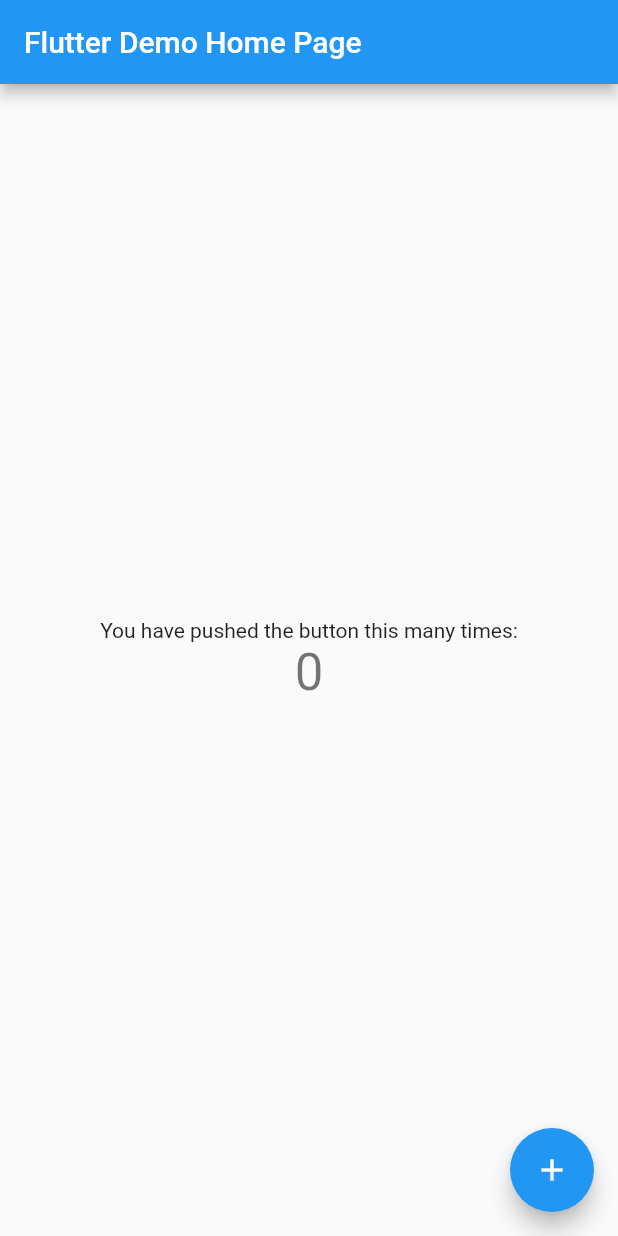
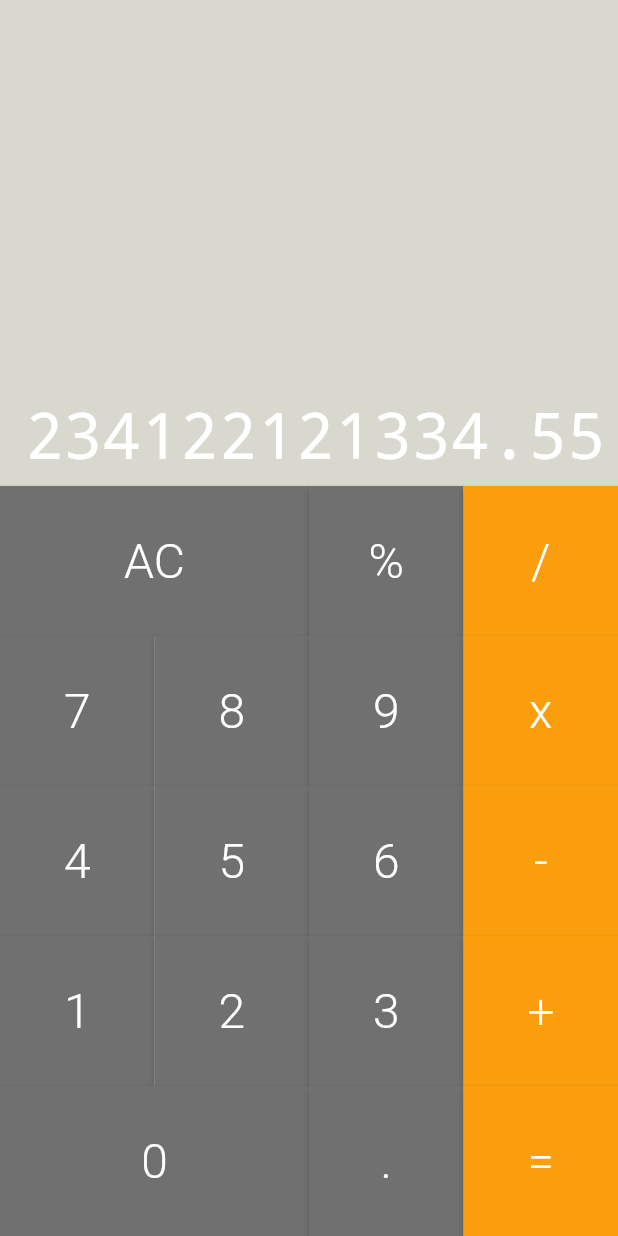
Before and after one commit to EugenioCarvalhoo/calculator-flutter, a Flutter app: the screen it shows after launch, on a phone screen of 412 x 824 dp. Run offline on Flutter 3.47's test engine with Material 2 defaults, Android fonts, the phone set to English and light mode, and no system bars; drawn by our look-alikes of auto_size_text.

Commit message:
feat: creating layout components and structure

```diff
--- /dev/null
+++ b/lib/components/button.dart
@@ -0,0 +1,50 @@
+import 'package:flutter/material.dart';
+
+class Button extends StatelessWidget {
+  static const DARK = Color.fromRGBO(82, 82, 82, 1);
+  static const DEFAULT = Color.fromRGBO(112, 112, 112, 1);
+  static const OPERATION = Color.fromRGBO(250, 158, 13, 1);
+  final String text;
+  final bool big;
+  final Color color;
+
+  Button({
+    required this.text,
+    this.big = false,
+    this.color = DEFAULT,
+  });
+
+  Button.big({
+    required this.text,
+    this.big = true,
+    this.color = DEFAULT,
+  });
+
+  Button.opration({
+    required this.text,
+    this.big = false,
+    this.color = OPERATION,
+  });
+
+  @override
+  Widget build(BuildContext context) {
+    return Expanded(
+      flex: big ? 2 : 1,
+      child: ElevatedButton(
+        style: ElevatedButton.styleFrom(
+            primary: color,
+            shape: RoundedRectangleBorder(
+                borderRadius: BorderRadius.all(Radius.zero))),
+        onPressed: () {},
+        child: Text(
+          text,
+          style: TextStyle(
+            color: Colors.white,
+            fontSize: 32,
+            fontWeight: FontWeight.w300,
+          ),
+        ),
+      ),
+    );
+  }
+}
--- /dev/null
+++ b/lib/components/button_row.dart
@@ -0,0 +1,19 @@
+import 'package:calculator/components/button.dart';
+import 'package:flutter/material.dart';
+
+class ButtonRow extends StatelessWidget {
+  final List<Button> buttons;
+
+  ButtonRow(this.buttons);
+
+  @override
+  Widget build(BuildContext context) {
+    return Expanded(
+      flex: 1,
+      child: Row(
+        crossAxisAlignment: CrossAxisAlignment.stretch,
+        children: buttons,
+      ),
+    );
+  }
+}
--- /dev/null
+++ b/lib/components/display.dart
@@ -0,0 +1,40 @@
+import 'package:flutter/cupertino.dart';
+import 'package:flutter/material.dart';
+import 'package:auto_size_text/auto_size_text.dart';
+
+class Display extends StatelessWidget {
+  final String text;
+
+  Display(this.text);
+  @override
+  Widget build(BuildContext context) {
+    return Expanded(
+      flex: 1,
+      child: Container(
+        color: Color.fromARGB(48, 48, 48, 1),
+        child: Column(
+          mainAxisAlignment: MainAxisAlignment.end,
+          crossAxisAlignment: CrossAxisAlignment.stretch,
+          children: <Widget>[
+            Padding(
+              padding: const EdgeInsets.all(8.0),
+              child: AutoSizeText(
+                text,
+                minFontSize: 20,
+                maxFontSize: 80,
+                maxLines: 1,
+                textAlign: TextAlign.end,
+                style: TextStyle(
+                  decoration: TextDecoration.none,
+                  fontSize: 80,
+                  color: Colors.white,
+                  fontWeight: FontWeight.w200,
+                ),
+              ),
+            ),
+          ],
+        ),
+      ),
+    );
+  }
+}
--- /dev/null
+++ b/lib/components/keyboard.dart
@@ -0,0 +1,46 @@
+import 'package:flutter/material.dart';
+import 'button_row.dart';
+import 'button.dart';
+
+class Keyboard extends StatelessWidget {
+  @override
+  Widget build(BuildContext context) {
+    return Container(
+      height: 500,
+      child: Column(
+        children: <Widget>[
+          ButtonRow([
+            Button.big(text: 'AC', big: true),
+            Button(text: '%'),
+            Button.opration(text: '/'),
+          ]),
+          ButtonRow([
+            Button(text: '7'),
+            Button(text: '8'),
+            Button(text: '9'),
+            Button.opration(text: 'x'),
+          ]),
+          ButtonRow([
+            Button(text: '4'),
+            Button(text: '5'),
+            Button(text: '6'),
+            Button.opration(text: '-'),
+          ]),
+          ButtonRow([
+            Button(text: '1'),
+            Button(text: '2'),
+            Button(text: '3'),
+            Button.opration(text: '+'),
+          ]),
+          ButtonRow([
+            Button.big(
+              text: '0',
+            ),
+            Button(text: '.'),
+            Button.opration(text: '='),
+          ]),
+        ],
+      ),
+    );
+  }
+}
--- a/lib/main.dart
+++ b/lib/main.dart
@@ -1,115 +1,4 @@
 import 'package:flutter/material.dart';
+import 'screens/calculator.dart';
 
-void main() {
-  runApp(const MyApp());
-}
-
-class MyApp extends StatelessWidget {
-  const MyApp({Key? key}) : super(key: key);
-
-  // This widget is the root of your application.
-  @override
-  Widget build(BuildContext context) {
-    return MaterialApp(
-      title: 'Flutter Demo',
-      theme: ThemeData(
-        // This is the theme of your application.
-        //
-        // Try running your application with "flutter run". You'll see the
-        // application has a blue toolbar. Then, without quitting the app, try
-        // changing the primarySwatch below to Colors.green and then invoke
-        // "hot reload" (press "r" in the console where you ran "flutter run",
-        // or simply save your changes to "hot reload" in a Flutter IDE).
-        // Notice that the counter didn't reset back to zero; the application
-        // is not restarted.
-        primarySwatch: Colors.blue,
-      ),
-      home: const MyHomePage(title: 'Flutter Demo Home Page'),
-    );
-  }
-}
-
-class MyHomePage extends StatefulWidget {
-  const MyHomePage({Key? key, required this.title}) : super(key: key);
-
-  // This widget is the home page of your application. It is stateful, meaning
-  // that it has a State object (defined below) that contains fields that affect
-  // how it looks.
-
-  // This class is the configuration for the state. It holds the values (in this
-  // case the title) provided by the parent (in this case the App widget) and
-  // used by the build method of the State. Fields in a Widget subclass are
-  // always marked "final".
-
-  final String title;
-
-  @override
-  State<MyHomePage> createState() => _MyHomePageState();
-}
-
-class _MyHomePageState extends State<MyHomePage> {
-  int _counter = 0;
-
-  void _incrementCounter() {
-    setState(() {
-      // This call to setState tells the Flutter framework that something has
-      // changed in this State, which causes it to rerun the build method below
-      // so that the display can reflect the updated values. If we changed
-      // _counter without calling setState(), then the build method would not be
-      // called again, and so nothing would appear to happen.
-      _counter++;
-    });
-  }
-
-  @override
-  Widget build(BuildContext context) {
-    // This method is rerun every time setState is called, for instance as done
-    // by the _incrementCounter method above.
-    //
-    // The Flutter framework has been optimized to make rerunning build methods
-    // fast, so that you can just rebuild anything that needs updating rather
-    // than having to individually change instances of widgets.
-    return Scaffold(
-      appBar: AppBar(
-        // Here we take the value from the MyHomePage object that was created by
-        // the App.build method, and use it to set our appbar title.
-        title: Text(widget.title),
-      ),
-      body: Center(
-        // Center is a layout widget. It takes a single child and positions it
-        // in the middle of the parent.
-        child: Column(
-          // Column is also a layout widget. It takes a list of children and
-          // arranges them vertically. By default, it sizes itself to fit its
-          // children horizontally, and tries to be as tall as its parent.
-          //
-          // Invoke "debug painting" (press "p" in the console, choose the
-          // "Toggle Debug Paint" action from the Flutter Inspector in Android
-          // Studio, or the "Toggle Debug Paint" command in Visual Studio Code)
-          // to see the wireframe for each widget.
-          //
-          // Column has various properties to control how it sizes itself and
-          // how it positions its children. Here we use mainAxisAlignment to
-          // center the children vertically; the main axis here is the vertical
-          // axis because Columns are vertical (the cross axis would be
-          // horizontal).
-          mainAxisAlignment: MainAxisAlignment.center,
-          children: <Widget>[
-            const Text(
-              'You have pushed the button this many times:',
-            ),
-            Text(
-              '$_counter',
-              style: Theme.of(context).textTheme.headline4,
-            ),
-          ],
-        ),
-      ),
-      floatingActionButton: FloatingActionButton(
-        onPressed: _incrementCounter,
-        tooltip: 'Increment',
-        child: const Icon(Icons.add),
-      ), // This trailing comma makes auto-formatting nicer for build methods.
-    );
-  }
-}
+void main() => runApp(Calculator());
--- /dev/null
+++ b/lib/models/memory.dart
@@ -0,0 +1 @@
+class Memory {}
--- /dev/null
+++ b/lib/screens/calculator.dart
@@ -0,0 +1,17 @@
+import '../components/keyboard.dart';
+import 'package:flutter/material.dart';
+import '../components/display.dart';
+
+class Calculator extends StatelessWidget {
+  @override
+  Widget build(BuildContext context) {
+    return MaterialApp(
+      home: Column(
+        children: <Widget>[
+          Display('234122121334.55'),
+          Keyboard(),
+        ],
+      ),
+    );
+  }
+}
--- a/pubspec.yaml
+++ b/pubspec.yaml
@@ -34,6 +34,7 @@ dependencies:
   # The following adds the Cupertino Icons font to your application.
   # Use with the CupertinoIcons class for iOS style icons.
   cupertino_icons: ^1.0.2
+  auto_size_text: ^3.0.0
 
 dev_dependencies:
   flutter_test:
```
Also changed, not shown: pubspec.lock.
